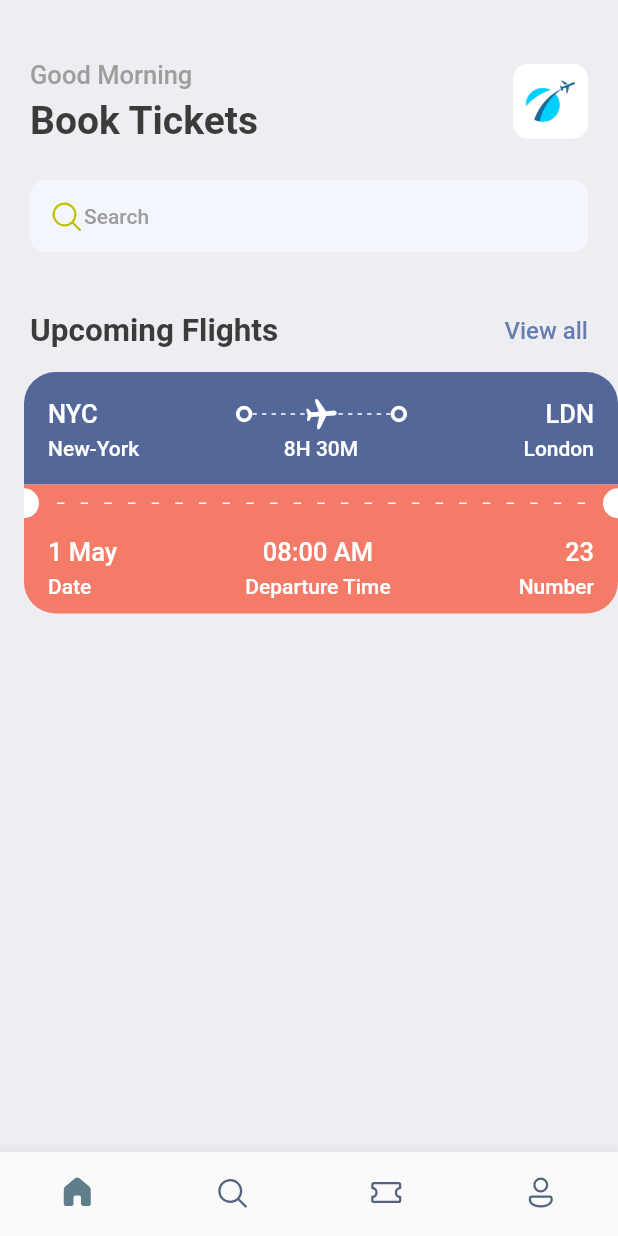
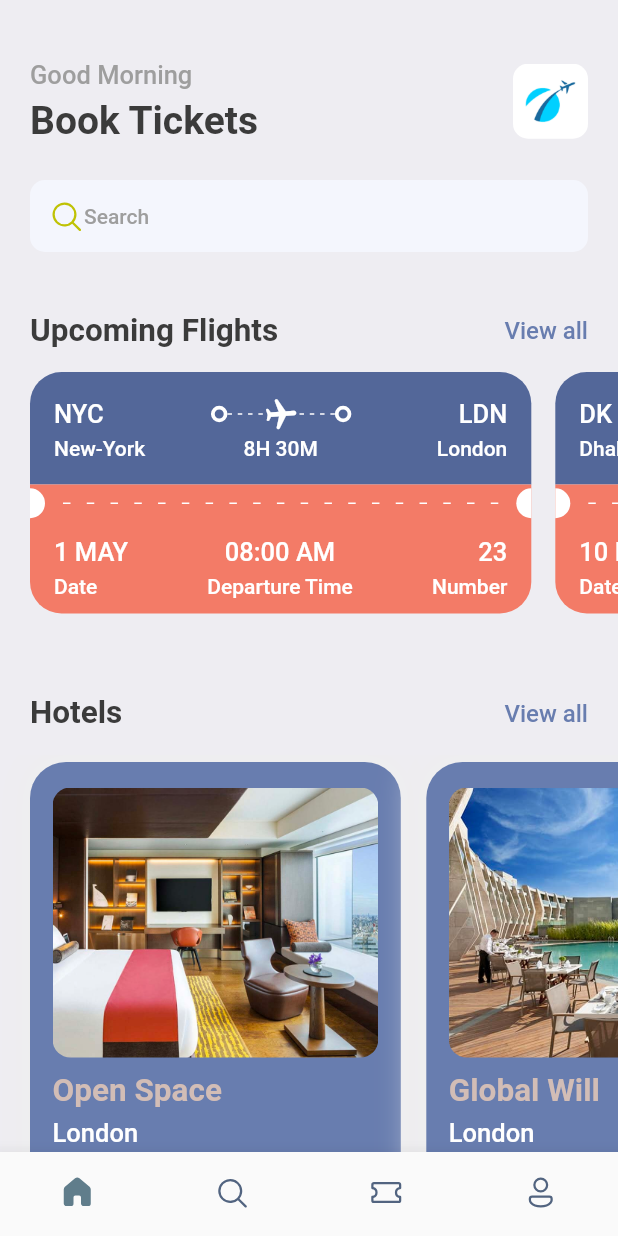
Before and after one commit to DevGisoun/book_tickets, a Flutter app: the screen it shows after launch, on a phone screen of 412 x 824 dp. Run offline on Flutter 3.47's test engine with Material 2 defaults, Android fonts, the phone set to English and light mode, and no system bars; our stand-ins replace fluentui_icons, gap.

Commit message:
Hotel Screen 생성 1. Hotels 화면 구성. 2. 비행 일정, 호텔 생성자 구현. 3. List 동적 Mapping.

```diff
--- a/lib/src/screens/home_screen.dart
+++ b/lib/src/screens/home_screen.dart
@@ -1,4 +1,6 @@
+import 'package:book_tickets/src/screens/hotel_screen.dart';
 import 'package:book_tickets/src/screens/ticket_view.dart';
+import 'package:book_tickets/src/utils/app_info_list.dart';
 import 'package:book_tickets/src/utils/app_styles.dart';
 import 'package:fluentui_icons/fluentui_icons.dart';
 import 'package:flutter/material.dart';
@@ -99,7 +101,64 @@ class HomeScreen extends StatelessWidget {
             ),
           ),
           const Gap(15),
-          const TicketView(),
+          SingleChildScrollView(
+            scrollDirection: Axis.horizontal,
+            padding: const EdgeInsets.only(
+              left: 20,
+            ),
+            child: Row(
+              children: ticketList
+                  .map(
+                    (singleTicket) => TicketView(
+                      ticket: singleTicket,
+                    ),
+                  )
+                  .toList(),
+            ),
+          ),
+          const Gap(15),
+          Container(
+            padding: const EdgeInsets.symmetric(
+              horizontal: 20,
+            ),
+            child: Row(
+              mainAxisAlignment: MainAxisAlignment.spaceBetween,
+              children: [
+                Text(
+                  'Hotels',
+                  style: Styles.headLineStyle_2,
+                ),
+                InkWell(
+                  onTap: () {
+                    print('You Are Tapped');
+                  },
+                  child: Text(
+                    'View all',
+                    // Styles.textStyle의 color만을 변경
+                    style: Styles.textStyle.copyWith(
+                      color: Styles.primaryColor,
+                    ),
+                  ),
+                ),
+              ],
+            ),
+          ),
+          const Gap(15),
+          SingleChildScrollView(
+            scrollDirection: Axis.horizontal,
+            padding: const EdgeInsets.only(
+              left: 20,
+            ),
+            child: Row(
+              children: hotelList
+                  .map(
+                    (singleHotel) => HotelScreen(
+                      hotel: singleHotel,
+                    ),
+                  )
+                  .toList(),
+            ),
+          ),
         ],
       ),
     );
--- /dev/null
+++ b/lib/src/screens/hotel_screen.dart
@@ -0,0 +1,81 @@
+import 'package:book_tickets/src/utils/app_layout.dart';
+import 'package:book_tickets/src/utils/app_styles.dart';
+import 'package:flutter/material.dart';
+import 'package:gap/gap.dart';
+
+class HotelScreen extends StatelessWidget {
+  Map<String, dynamic> hotel;
+
+  HotelScreen({
+    Key? key,
+    required this.hotel,
+  }) : super(key: key);
+
+  @override
+  Widget build(BuildContext context) {
+    final size = AppLayout.getSize(context);
+
+    return Container(
+      width: size.width * 0.6,
+      height: 350,
+      padding: const EdgeInsets.symmetric(
+        horizontal: 15,
+        vertical: 17,
+      ),
+      margin: const EdgeInsets.only(
+        top: 5,
+        right: 17,
+      ),
+      decoration: BoxDecoration(
+        color: Styles.primaryColor,
+        borderRadius: BorderRadius.circular(24),
+        boxShadow: [
+          BoxShadow(
+            color: Colors.grey.shade200,
+            blurRadius: 20,
+            spreadRadius: 5,
+          ),
+        ],
+      ),
+      child: Column(
+        crossAxisAlignment: CrossAxisAlignment.start,
+        children: [
+          Container(
+            height: 180,
+            decoration: BoxDecoration(
+              borderRadius: BorderRadius.circular(12),
+              color: Styles.primaryColor,
+              image: DecorationImage(
+                fit: BoxFit.cover,
+                image: AssetImage(
+                  'assets/images/${hotel['image']}',
+                ),
+              ),
+            ),
+          ),
+          const Gap(10),
+          Text(
+            hotel['place'],
+            style: Styles.headLineStyle_2.copyWith(
+              color: Styles.kakiColor,
+            ),
+          ),
+          const Gap(5),
+          Text(
+            hotel['destination'],
+            style: Styles.headLineStyle_3.copyWith(
+              color: Colors.white,
+            ),
+          ),
+          const Gap(8),
+          Text(
+            '\$${hotel['price']}/night',
+            style: Styles.headLineStyle_1.copyWith(
+              color: Styles.kakiColor,
+            ),
+          ),
+        ],
+      ),
+    );
+  }
+}
--- a/lib/src/screens/ticket_view.dart
+++ b/lib/src/screens/ticket_view.dart
@@ -5,18 +5,23 @@ import 'package:flutter/material.dart';
 import 'package:gap/gap.dart';
 
 class TicketView extends StatelessWidget {
-  const TicketView({Key? key}) : super(key: key);
+  Map<String, dynamic> ticket;
+
+  TicketView({
+    Key? key,
+    required this.ticket,
+  }) : super(key: key);
 
   @override
   Widget build(BuildContext context) {
     final size = AppLayout.getSize(context);
 
     return SizedBox(
-      width: size.width,
+      width: size.width * 0.85,
       height: 200,
       child: Container(
         margin: const EdgeInsets.only(
-          left: 16,
+          right: 16,
         ),
         child: Column(
           mainAxisSize: MainAxisSize.min,
@@ -36,7 +41,7 @@ class TicketView extends StatelessWidget {
                   Row(
                     children: [
                       Text(
-                        'NYC',
+                        ticket['from']['code'],
                         style: Styles.headLineStyle_3.copyWith(
                           color: Colors.white,
                         ),
@@ -86,7 +91,7 @@ class TicketView extends StatelessWidget {
                       const ThickContainer(),
                       Expanded(child: Container()),
                       Text(
-                        'LDN',
+                        ticket['to']['code'],
                         style: Styles.headLineStyle_3.copyWith(
                           color: Colors.white,
                         ),
@@ -100,7 +105,7 @@ class TicketView extends StatelessWidget {
                       SizedBox(
                         width: 100,
                         child: Text(
-                          'New-York',
+                          ticket['from']['name'],
                           textAlign: TextAlign.start,
                           style: Styles.headLineStyle_4.copyWith(
                             color: Colors.white,
@@ -108,7 +113,7 @@ class TicketView extends StatelessWidget {
                         ),
                       ),
                       Text(
-                        '8H 30M',
+                        ticket['flying_time'],
                         style: Styles.headLineStyle_4.copyWith(
                           color: Colors.white,
                         ),
@@ -116,7 +121,7 @@ class TicketView extends StatelessWidget {
                       SizedBox(
                         width: 100,
                         child: Text(
-                          'London',
+                          ticket['to']['name'],
                           textAlign: TextAlign.end,
                           style: Styles.headLineStyle_4.copyWith(
                             color: Colors.white,
@@ -213,7 +218,7 @@ class TicketView extends StatelessWidget {
                         crossAxisAlignment: CrossAxisAlignment.start,
                         children: [
                           Text(
-                            '1 May',
+                            ticket['date'],
                             style: Styles.headLineStyle_3.copyWith(
                               color: Colors.white,
                             ),
@@ -231,7 +236,7 @@ class TicketView extends StatelessWidget {
                         crossAxisAlignment: CrossAxisAlignment.center,
                         children: [
                           Text(
-                            '08:00 AM',
+                            ticket['departure_time'],
                             style: Styles.headLineStyle_3.copyWith(
                               color: Colors.white,
                             ),
@@ -249,7 +254,7 @@ class TicketView extends StatelessWidget {
                         crossAxisAlignment: CrossAxisAlignment.end,
                         children: [
                           Text(
-                            '23',
+                            ticket['number'].toString(),
                             style: Styles.headLineStyle_3.copyWith(
                               color: Colors.white,
                             ),
--- /dev/null
+++ b/lib/src/utils/app_info_list.dart
@@ -0,0 +1,51 @@
+List<Map<String, dynamic>> hotelList = [
+  {
+    'image': 'one.png',
+    'place': 'Open Space',
+    'destination': 'London',
+    'price': 25
+  },
+  {
+    'image': 'two.png',
+    'place': 'Global Will',
+    'destination': 'London',
+    'price': 40
+  },
+  {
+    'image': 'three.png',
+    'place': 'Tallest Building',
+    'destination': 'Dubai',
+    'price': 68
+  },
+];
+
+List<Map<String, dynamic>> ticketList = [
+  {
+    'from': {
+      'code': "NYC",
+      'name': "New-York",
+    },
+    'to': {
+      'code': "LDN",
+      'name': "London",
+    },
+    'flying_time': '8H 30M',
+    'date': "1 MAY",
+    'departure_time': "08:00 AM",
+    "number": 23,
+  },
+  {
+    'from': {
+      'code': "DK",
+      'name': "Dhaka",
+    },
+    'to': {
+      'code': "SH",
+      'name': "Shanghai",
+    },
+    'flying_time': '4H 20M',
+    'date': "10 MAY",
+    'departure_time': "09:00 AM",
+    "number": 45,
+  },
+];
--- a/lib/src/utils/app_styles.dart
+++ b/lib/src/utils/app_styles.dart
@@ -7,6 +7,7 @@ class Styles {
   static Color textColor = const Color(0xff3b3b3b);
   static Color bgColor = const Color(0xffeeedf2);
   static Color orangeColor = const Color(0xfff37b67);
+  static Color kakiColor = const Color(0xffd2bdb6);
 
   static TextStyle textStyle = TextStyle(
     fontSize: 16,
```
